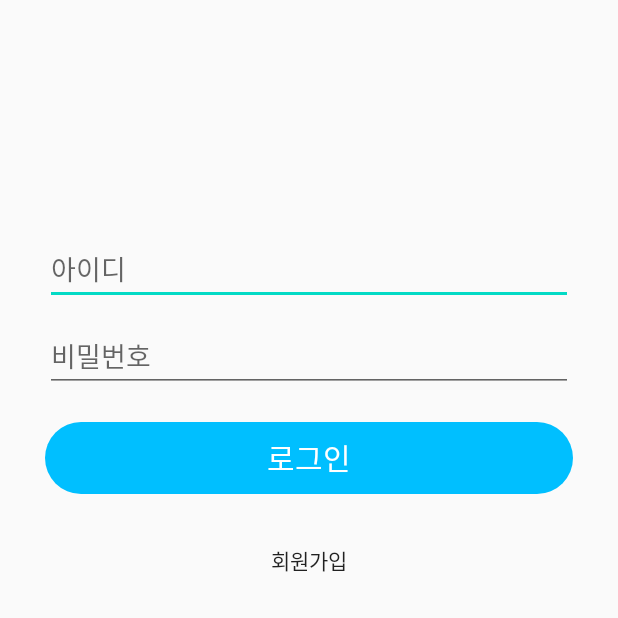
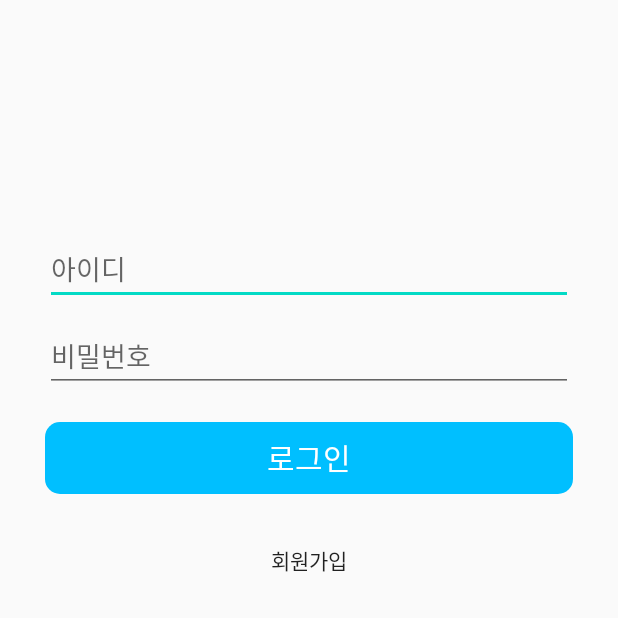
Before and after one commit to eodrkd12/Uniting, an Android app: the LoginActivity screen opened directly, with no data from a screen before it, on a phone screen of 412 x 824 dp, the top half of it. Run offline under Robolectric (Android 15) with nearby library versions, the phone set to English and light mode, and no system bars.

Commit message:
2020.11.17
1309

```diff
--- a/Android/app/src/main/java/com/uniting/android/Room/MyRoomAdapter.kt
+++ b/Android/app/src/main/java/com/uniting/android/Room/MyRoomAdapter.kt
@@ -105,7 +105,7 @@ class MyRoomAdapter(val context: Context, val roomList: ArrayList<MyRoomItem>) :
                     var intent = Intent(context, ChatActivity::class.java)
                     var room = Room(myRoom.room_id, myRoom.room_title, myRoom.maker, myRoom.category, myRoom.room_date, myRoom.room_introduce, myRoom.univ_name)
                     intent.putExtra("room",room)
-                    intent.putExtra("enterDate",it.enter_date)
+                    intent.putExtra("enter_date",it.enter_date)
                     context.startActivity(intent)
                 }
             }
--- a/Android/app/src/main/res/drawable-xhdpi/enable_rounded_button.xml
+++ /dev/null
@@ -1,11 +0,0 @@
-<?xml version="1.0" encoding="utf-8"?>
-<shape xmlns:android="http://schemas.android.com/apk/res/android"
-    android:shape="rectangle" android:padding = "10dp">
-    <solid android:color="@color/colorPrimary"></solid>
-    <corners
-        android:bottomLeftRadius="30dp"
-        android:bottomRightRadius="30dp"
-        android:topLeftRadius="30dp"
-        android:topRightRadius="30dp"></corners>
-
-</shape>
--- /dev/null
+++ b/Android/app/src/main/res/drawable/enable_rounded_button.xml
@@ -0,0 +1,20 @@
+<?xml version="1.0" encoding="utf-8"?>
+<selector xmlns:android="http://schemas.android.com/apk/res/android" >
+
+    <!-- 평상시 -->
+    <item android:state_focused="false" android:state_pressed="false">
+        <shape>
+            <solid android:color="@color/colorPrimary" />
+            <corners android:radius="10dp" />
+        </shape>
+    </item>
+
+    <!-- 클릭했을 때 -->
+    <item android:state_focused="false" android:state_pressed="true">
+        <shape>
+            <solid android:color="#9900BFFF" />
+            <corners android:radius="10dp" />
+        </shape>
+    </item>
+
+</selector>
--- a/Android/app/src/main/res/layout/activity_login.xml
+++ b/Android/app/src/main/res/layout/activity_login.xml
@@ -43,7 +43,6 @@
         android:background="@drawable/enable_rounded_button"
         android:text="로그인"
         android:textSize="20dp"
-        android:foreground="?attr/selectableItemBackground"
         android:textColor="@color/colorMdWhite_1000"
         app:layout_constraintEnd_toEndOf="parent"
         app:layout_constraintStart_toStartOf="parent"
```
